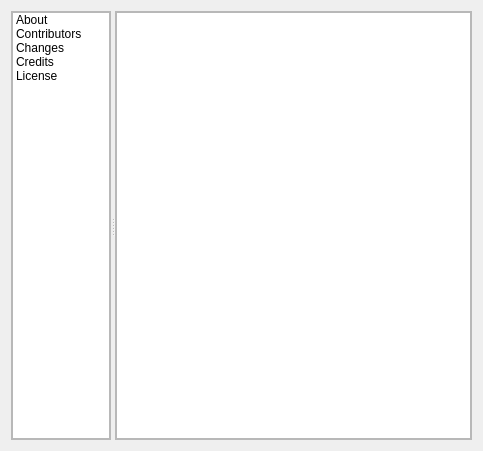
Old version of the form enmapbox/gui/ui/aboutdialog.ui in the repository jakimowb/enmapbox_testmigration2.
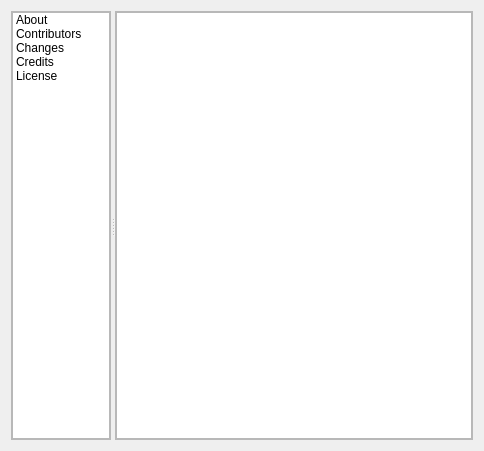
New version of the form. The open tabs and pages were chosen to show the change. Icons and pictures are not drawn.

```diff
--- a/enmapbox/gui/ui/aboutdialog.ui
+++ b/enmapbox/gui/ui/aboutdialog.ui
@@ -9,7 +9,7 @@
    <rect>
     <x>0</x>
     <y>0</y>
-    <width>483</width>
+    <width>484</width>
     <height>451</height>
    </rect>
   </property>
```
Left out of the diff: 90 changed lines with no effect on the pictures.
